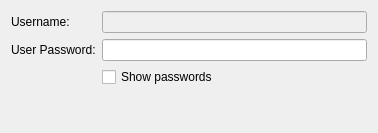
Old version of the form vpn/l2tp/l2tpauth.ui in the repository KDE/plasma-nm.
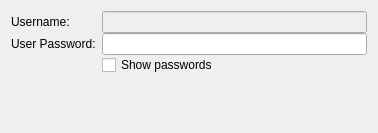
New version of the form. Custom widgets are drawn as their Qt base class.

Diff of the .ui file:
```diff
--- a/vpn/l2tp/l2tpauth.ui
+++ b/vpn/l2tp/l2tpauth.ui
@@ -11,6 +11,9 @@
    </rect>
   </property>
   <layout class="QFormLayout" name="formLayout">
+    <property name="verticalSpacing">
+    <number>0</number>
+    </property>
    <item row="0" column="0">
     <widget class="QLabel" name="userNameLabel">
      <property name="text">
```
